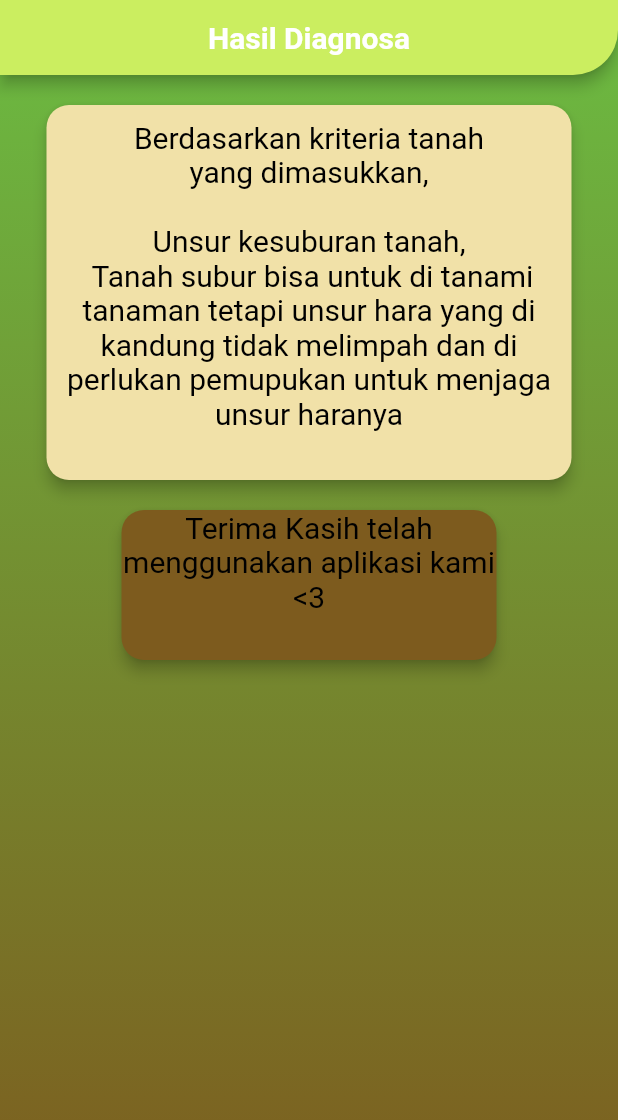
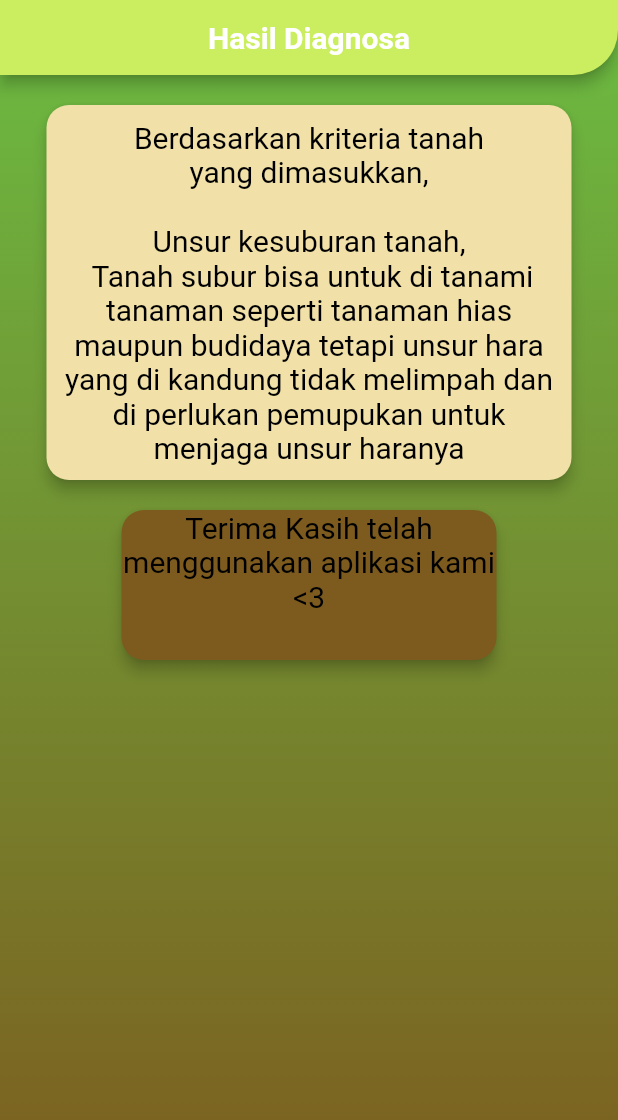
Before and after one commit to emperordeed/Kelompok-14-Apk-kesuburan-tanah, a Flutter app: the hasilDiagnosa2Widget screen opened directly, on a phone screen of 412 x 824 dp. Shown: the top 1120 px of the screen. Run offline on Flutter 3.47's test engine with Material 2 defaults, Android fonts, the phone set to English and light mode, and no system bars; our stand-ins replace auto_size_text, google_fonts; missing offline and left inert: tesd_drawer; Roboto replaces fonts that are missing (Poppins).

Commit message:
Update hasildiagnosa2.dart

```diff
--- a/lib/pertanyaan/hasildiagnosa2.dart
+++ b/lib/pertanyaan/hasildiagnosa2.dart
@@ -92,7 +92,7 @@
                     child: Padding(
                       padding: EdgeInsetsDirectional.fromSTEB(10, 10, 10, 10),
                       child: Text(
-                        'Berdasarkan kriteria tanah\nyang dimasukkan,\n\nUnsur kesuburan tanah,\n Tanah subur bisa untuk di tanami tanaman tetapi unsur hara yang di kandung tidak melimpah dan di perlukan pemupukan untuk menjaga unsur haranya',
+                        'Berdasarkan kriteria tanah\nyang dimasukkan,\n\nUnsur kesuburan tanah,\n Tanah subur bisa untuk di tanami tanaman seperti tanaman hias maupun budidaya tetapi unsur hara yang di kandung tidak melimpah dan di perlukan pemupukan untuk menjaga unsur haranya',
                         textAlign: TextAlign.center,
                         style: TextStyle(
                           fontFamily: 'Poppins',
```
